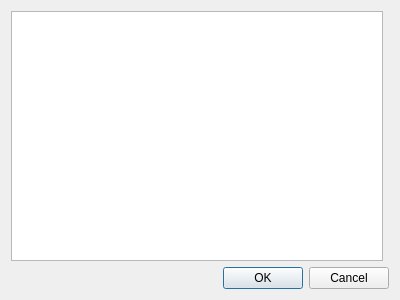
wisk/medusa, file src/ui/qt/ConfigureDialog.ui: the form before one commit.
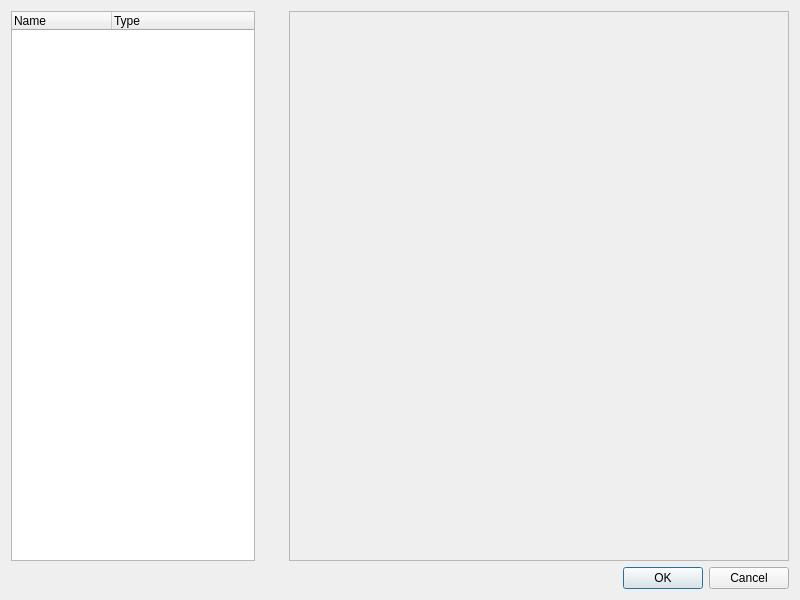
The form after the commit.

Commit message: ui_qt: populate tree view in configure dialog

What changed in the file:
```diff
--- a/src/ui/qt/ConfigureDialog.ui
+++ b/src/ui/qt/ConfigureDialog.ui
@@ -6,8 +6,8 @@
    <rect>
     <x>0</x>
     <y>0</y>
-    <width>400</width>
-    <height>300</height>
+    <width>800</width>
+    <height>600</height>
    </rect>
   </property>
   <property name="windowTitle">
@@ -19,10 +19,49 @@
      <item>
       <layout class="QHBoxLayout" name="horizontalLayout">
        <item>
-        <widget class="QTreeView" name="ConfigurationTree"/>
+        <widget class="QTreeWidget" name="ConfigurationTree">
+         <property name="showDropIndicator" stdset="0">
+          <bool>true</bool>
+         </property>
+         <property name="headerHidden">
+          <bool>false</bool>
+         </property>
+         <attribute name="headerVisible">
+          <bool>true</bool>
+         </attribute>
+         <column>
+          <property name="text">
+           <string>Name</string>
+          </property>
+         </column>
+         <column>
+          <property name="text">
+           <string>Type</string>
+          </property>
+         </column>
+        </widget>
+       </item>
+       <item>
+        <spacer name="horizontalSpacer">
+         <property name="orientation">
+          <enum>Qt::Horizontal</enum>
+         </property>
+         <property name="sizeHint" stdset="0">
+          <size>
+           <width>40</width>
+           <height>20</height>
+          </size>
+         </property>
+        </spacer>
        </item>
        <item>
         <widget class="QFrame" name="ConfigurationFrame">
+         <property name="minimumSize">
+          <size>
+           <width>500</width>
+           <height>0</height>
+          </size>
+         </property>
          <property name="frameShape">
           <enum>QFrame::StyledPanel</enum>
          </property>
```
Left out of the diff: 25 changed lines with no effect on the pictures. The commit also changes 7 other files.
